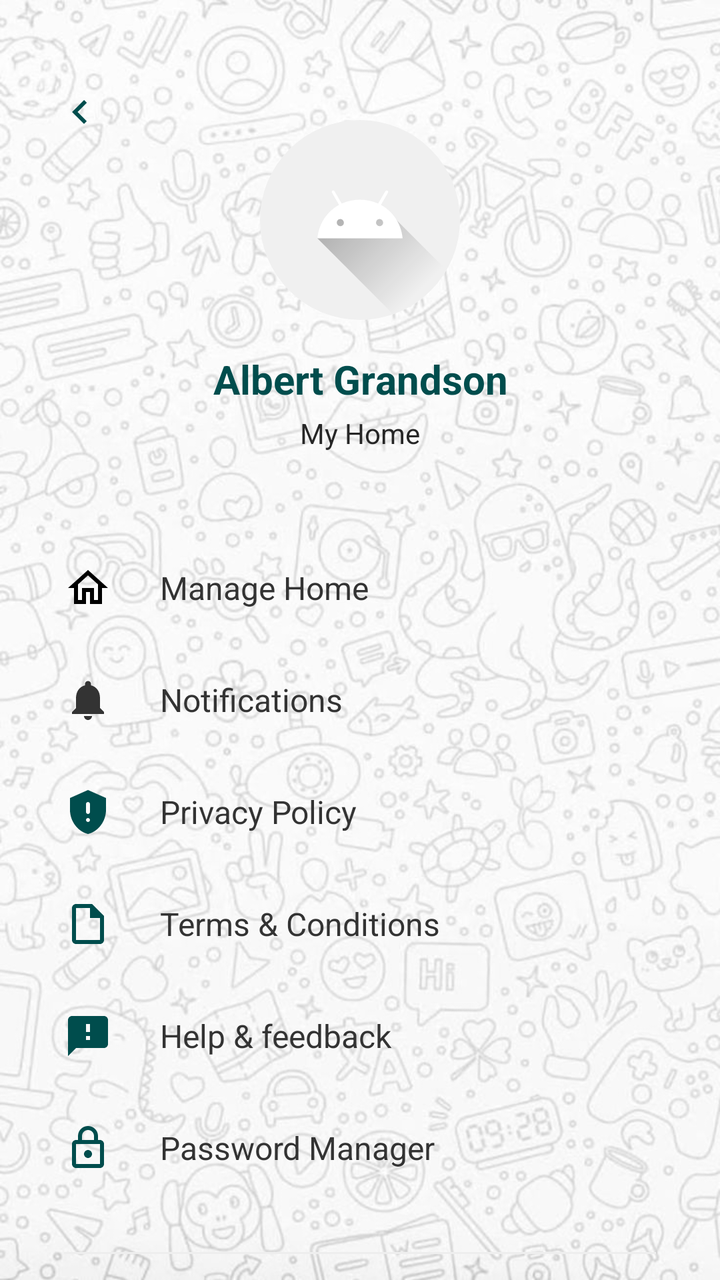
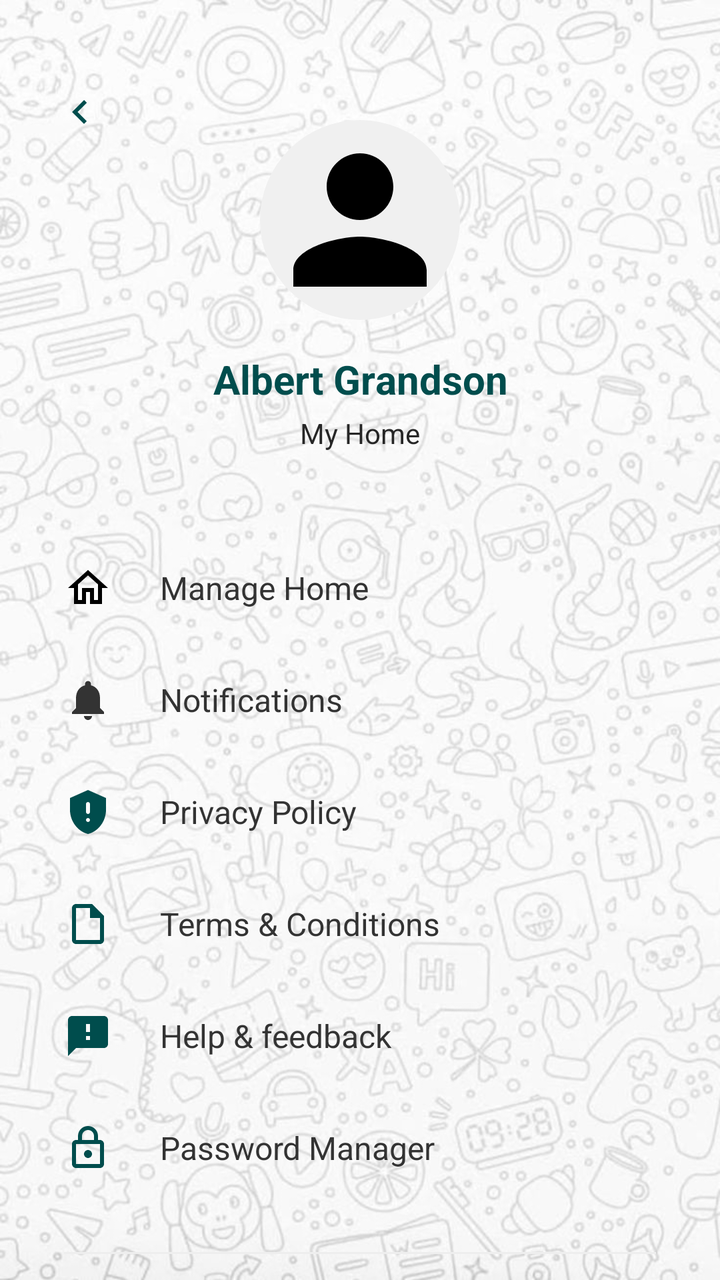

Compare the two renders of this Android layout. The source of the first and the diff that turns it into the second are given below.
<!-- AndroidManifest.xml: application theme Theme.SmartHome -->
<!-- res/layout/activity_user_profile.xml -->
<?xml version="1.0" encoding="utf-8"?>
<androidx.constraintlayout.widget.ConstraintLayout xmlns:android="http://schemas.android.com/apk/res/android"
    xmlns:app="http://schemas.android.com/apk/res-auto"
    xmlns:tools="http://schemas.android.com/tools"
    android:layout_width="match_parent"
    android:layout_height="match_parent"
    android:background="@drawable/background"
    tools:context=".UserProfileActivity">

    
    <ImageView
        android:id="@+id/btn_back"
        android:layout_width="48dp"
        android:layout_height="48dp"
        android:layout_marginStart="16dp"
        android:layout_marginTop="32dp"
        android:padding="12dp"
        android:src="@drawable/ic_arrow_back"
        app:layout_constraintStart_toStartOf="parent"
        app:layout_constraintTop_toTopOf="parent"
        app:tint="@color/primary_teal" />

    
    <androidx.cardview.widget.CardView
        android:id="@+id/cv_profile_pic"
        android:layout_width="100dp"
        android:layout_height="100dp"
        android:layout_marginTop="60dp"
        app:cardCornerRadius="50dp"
        app:cardElevation="0dp"
        app:layout_constraintEnd_toEndOf="parent"
        app:layout_constraintStart_toStartOf="parent"
        app:layout_constraintTop_toTopOf="parent">

        <ImageView
            android:id="@+id/iv_user_image"
            android:layout_width="match_parent"
            android:layout_height="match_parent"
            android:scaleType="centerCrop"
            android:src="@drawable/ic_launcher_foreground"
            android:background="#F0F0F0" />
    </androidx.cardview.widget.CardView>

    <EditText
        android:id="@+id/tv_profile_name"
        android:layout_width="wrap_content"
        android:layout_height="wrap_content"
        android:layout_marginTop="16dp"
        android:text="Albert Grandson"
        android:textColor="@color/primary_teal"
        android:textSize="20sp"
        android:textStyle="bold"
        android:background="@android:color/transparent"
        android:gravity="center"
        android:imeOptions="actionDone"
        android:inputType="textPersonName"
        android:maxLines="1"
        app:layout_constraintEnd_toEndOf="parent"
        app:layout_constraintStart_toStartOf="parent"
        app:layout_constraintTop_toBottomOf="@id/cv_profile_pic" />

    <TextView
        android:id="@+id/tv_profile_sub"
        android:layout_width="wrap_content"
        android:layout_height="wrap_content"
        android:layout_marginTop="4dp"
        android:text="My Home"
        android:textColor="@color/gray_text"
        android:textSize="14sp"
        app:layout_constraintEnd_toEndOf="parent"
        app:layout_constraintStart_toStartOf="parent"
        app:layout_constraintTop_toBottomOf="@id/tv_profile_name" />

    
    <LinearLayout
        android:id="@+id/ll_settings_menu"
        android:layout_width="match_parent"
        android:layout_height="wrap_content"
        android:layout_marginTop="40dp"
        android:orientation="vertical"
        android:paddingHorizontal="32dp"
        app:layout_constraintTop_toBottomOf="@id/tv_profile_sub">

        
        <LinearLayout
            android:id="@+id/item_manage_home"
            android:layout_width="match_parent"
            android:layout_height="56dp"
            android:gravity="center_vertical"
            android:orientation="horizontal"
            android:clickable="true"
            android:focusable="true"
            android:background="?attr/selectableItemBackground">
            <ImageView
                android:layout_width="24dp"
                android:layout_height="24dp"
                android:src="@drawable/ic_home" />
            <TextView
                android:layout_width="wrap_content"
                android:layout_height="wrap_content"
                android:layout_marginStart="24dp"
                android:text="Manage Home"
                android:textColor="#333333"
                android:textSize="16sp" />
        </LinearLayout>

        
        <LinearLayout
            android:id="@+id/item_notifications_settings"
            android:layout_width="match_parent"
            android:layout_height="56dp"
            android:gravity="center_vertical"
            android:orientation="horizontal"
            android:clickable="true"
            android:focusable="true"
            android:background="?attr/selectableItemBackground">
            <ImageView
                android:layout_width="24dp"
                android:layout_height="24dp"
                android:src="@drawable/ic_notification" />
            <TextView
                android:layout_width="wrap_content"
                android:layout_height="wrap_content"
                android:layout_marginStart="24dp"
                android:text="Notifications"
                android:textColor="#333333"
                android:textSize="16sp" />
        </LinearLayout>

        
        <LinearLayout
            android:id="@+id/item_privacy"
            android:layout_width="match_parent"
            android:layout_height="56dp"
            android:gravity="center_vertical"
            android:orientation="horizontal"
            android:clickable="true"
            android:focusable="true"
            android:background="?attr/selectableItemBackground">
            <ImageView
                android:layout_width="24dp"
                android:layout_height="24dp"
                android:src="@drawable/ic_shield_privacy" />
            <TextView
                android:layout_width="wrap_content"
                android:layout_height="wrap_content"
                android:layout_marginStart="24dp"
                android:text="Privacy Policy"
                android:textColor="#333333"
                android:textSize="16sp" />
        </LinearLayout>

        
        <LinearLayout
            android:id="@+id/item_terms"
            android:layout_width="match_parent"
            android:layout_height="56dp"
            android:gravity="center_vertical"
            android:orientation="horizontal"
            android:clickable="true"
            android:focusable="true"
            android:background="?attr/selectableItemBackground">
            <ImageView
                android:layout_width="24dp"
                android:layout_height="24dp"
                android:src="@drawable/ic_terms" />
            <TextView
                android:layout_width="wrap_content"
                android:layout_height="wrap_content"
                android:layout_marginStart="24dp"
                android:text="Terms &amp; Conditions"
                android:textColor="#333333"
                android:textSize="16sp" />
        </LinearLayout>

        
        <LinearLayout
            android:id="@+id/item_help"
            android:layout_width="match_parent"
            android:layout_height="56dp"
            android:gravity="center_vertical"
            android:orientation="horizontal"
            android:clickable="true"
            android:focusable="true"
            android:background="?attr/selectableItemBackground">
            <ImageView
                android:layout_width="24dp"
                android:layout_height="24dp"
                android:src="@drawable/ic_help_feedback" />
            <TextView
                android:layout_width="wrap_content"
                android:layout_height="wrap_content"
                android:layout_marginStart="24dp"
                android:text="Help &amp; feedback"
                android:textColor="#333333"
                android:textSize="16sp" />
        </LinearLayout>

        
        <LinearLayout
            android:id="@+id/item_password"
            android:layout_width="match_parent"
            android:layout_height="56dp"
            android:gravity="center_vertical"
            android:orientation="horizontal"
            android:clickable="true"
            android:focusable="true"
            android:background="?attr/selectableItemBackground">
            <ImageView
                android:layout_width="24dp"
                android:layout_height="24dp"
                android:src="@drawable/ic_password_manager" />
            <TextView
                android:layout_width="wrap_content"
                android:layout_height="wrap_content"
                android:layout_marginStart="24dp"
                android:text="Password Manager"
                android:textColor="#333333"
                android:textSize="16sp" />
        </LinearLayout>

        <View
            android:layout_width="match_parent"
            android:layout_height="1dp"
            android:layout_marginTop="24dp"
            android:background="#EEEEEE" />
    </LinearLayout>

</androidx.constraintlayout.widget.ConstraintLayout>
<!-- resources referenced by this layout -->
<resources>
  <color name="gray_text">#262626</color>
  <color name="primary_teal">#004D4D</color>
  <!-- drawable ic_arrow_back (drawable) -->
  <vector xmlns:android="http://schemas.android.com/apk/res/android"
      android:width="24dp"
      android:height="24dp"
      android:viewportWidth="24"
      android:viewportHeight="24">
    <path
        android:pathData="M15.41,16.59L10.83,12L15.41,7.41L14,6L8,12L14,18L15.41,16.59Z"
        android:fillColor="#000000"/>
  </vector>
  <!-- drawable ic_help_feedback (drawable) -->
  <vector xmlns:android="http://schemas.android.com/apk/res/android"
      android:width="24dp"
      android:height="24dp"
      android:viewportWidth="24"
      android:viewportHeight="24">
      <path
          android:fillColor="#004D4D"
          android:pathData="M20,2H4C2.9,2 2,2.9 2,4V22L6,18H20C21.1,18 22,17.1 22,16V4C22,2.9 21.1,2 20,2ZM13,14H11V12H13V14ZM13,10H11V6H13V10Z" />
  </vector>
  <!-- drawable ic_home (drawable) -->
  <vector xmlns:android="http://schemas.android.com/apk/res/android"
      android:width="24dp"
      android:height="24dp"
      android:viewportWidth="24"
      android:viewportHeight="24">
    <path
        android:fillColor="#000000"
        android:pathData="M12,5.69l5,4.5V18h-2v-6H9v6H7v-7.81l5,-4.5M12,3L2,12h3v8h6v-6h2v6h6v-8h3L12,3z"/>
  </vector>
  <!-- drawable ic_launcher_foreground (drawable) -->
  <vector xmlns:android="http://schemas.android.com/apk/res/android"
      xmlns:aapt="http://schemas.android.com/aapt"
      android:width="108dp"
      android:height="108dp"
      android:viewportWidth="108"
      android:viewportHeight="108">
      <path android:pathData="M31,63.928c0,0 6.4,-11 12.1,-13.1c7.2,-2.6 26,-1.4 26,-1.4l38.1,38.1L107,108.928l-32,-1L31,63.928z">
          <aapt:attr name="android:fillColor">
              <gradient
                  android:endX="85.84757"
                  android:endY="92.4963"
                  android:startX="42.9492"
                  android:startY="49.59793"
                  android:type="linear">
                  <item
                      android:color="#44000000"
                      android:offset="0.0" />
                  <item
                      android:color="#00000000"
                      android:offset="1.0" />
              </gradient>
          </aapt:attr>
      </path>
      <path
          android:fillColor="#FFFFFF"
          android:fillType="nonZero"
          android:pathData="M65.3,45.828l3.8,-6.6c0.2,-0.4 0.1,-0.9 -0.3,-1.1c-0.4,-0.2 -0.9,-0.1 -1.1,0.3l-3.9,6.7c-6.3,-2.8 -13.4,-2.8 -19.7,0l-3.9,-6.7c-0.2,-0.4 -0.7,-0.5 -1.1,-0.3C38.8,38.328 38.7,38.828 38.9,39.228l3.8,6.6C36.2,49.428 31.7,56.028 31,63.928h46C76.3,56.028 71.8,49.428 65.3,45.828zM43.4,57.328c-0.8,0 -1.5,-0.5 -1.8,-1.2c-0.3,-0.7 -0.1,-1.5 0.4,-2.1c0.5,-0.5 1.4,-0.7 2.1,-0.4c0.7,0.3 1.2,1 1.2,1.8C45.3,56.528 44.5,57.328 43.4,57.328L43.4,57.328zM64.6,57.328c-0.8,0 -1.5,-0.5 -1.8,-1.2s-0.1,-1.5 0.4,-2.1c0.5,-0.5 1.4,-0.7 2.1,-0.4c0.7,0.3 1.2,1 1.2,1.8C66.5,56.528 65.6,57.328 64.6,57.328L64.6,57.328z"
          android:strokeWidth="1"
          android:strokeColor="#00000000" />
  </vector>
  <!-- drawable ic_terms (drawable) -->
  <vector xmlns:android="http://schemas.android.com/apk/res/android"
      android:width="24dp"
      android:height="24dp"
      android:viewportWidth="24"
      android:viewportHeight="24">
      <path
          android:fillColor="#004D4D"
          android:pathData="M14,2H6C4.9,2 4,2.9 4,4V20C4,21.1 4.9,22 6,22H18C19.1,22 20,21.1 20,20V8L14,2ZM18,20H6V4H13V9H18V20Z" />
  </vector>
  <style name="Theme.SmartHome" parent="Base.Theme.SmartHome" />
  <style name="Base.Theme.SmartHome" parent="Theme.MaterialComponents.Light.NoActionBar">
          
          <item name="android:colorBackground">@color/background_light</item>
          <item name="android:windowLightStatusBar">true</item>
          <item name="android:statusBarColor">@color/white</item>
      </style>
  <color name="background_light">#F5F7F7</color>
  <color name="white">#FFFFFF</color>
  <!-- unchanged entries left out for length: 4 -->
</resources>

<!-- the commit's change to res/layout/activity_user_profile.xml (unified diff, before → after) -->
@@ -37,7 +37,7 @@
             android:layout_width="match_parent"
             android:layout_height="match_parent"
             android:scaleType="centerCrop"
-            android:src="@drawable/ic_launcher_foreground"
+            android:src="@drawable/ic_profile"
             android:background="#F0F0F0" />
     </androidx.cardview.widget.CardView>
 
<!-- resource entries referenced after the edit -->
@@ -32,36 +32,15 @@
         android:fillColor="#000000"
         android:pathData="M12,5.69l5,4.5V18h-2v-6H9v6H7v-7.81l5,-4.5M12,3L2,12h3v8h6v-6h2v6h6v-8h3L12,3z"/>
   </vector>
-  <!-- drawable ic_launcher_foreground (drawable) -->
+  <!-- drawable ic_profile (drawable) -->
   <vector xmlns:android="http://schemas.android.com/apk/res/android"
-      xmlns:aapt="http://schemas.android.com/aapt"
-      android:width="108dp"
-      android:height="108dp"
-      android:viewportWidth="108"
-      android:viewportHeight="108">
-      <path android:pathData="M31,63.928c0,0 6.4,-11 12.1,-13.1c7.2,-2.6 26,-1.4 26,-1.4l38.1,38.1L107,108.928l-32,-1L31,63.928z">
-          <aapt:attr name="android:fillColor">
-              <gradient
-                  android:endX="85.84757"
-                  android:endY="92.4963"
-                  android:startX="42.9492"
-                  android:startY="49.59793"
-                  android:type="linear">
-                  <item
-                      android:color="#44000000"
-                      android:offset="0.0" />
-                  <item
-                      android:color="#00000000"
-                      android:offset="1.0" />
-              </gradient>
-          </aapt:attr>
-      </path>
-      <path
-          android:fillColor="#FFFFFF"
-          android:fillType="nonZero"
-          android:pathData="M65.3,45.828l3.8,-6.6c0.2,-0.4 0.1,-0.9 -0.3,-1.1c-0.4,-0.2 -0.9,-0.1 -1.1,0.3l-3.9,6.7c-6.3,-2.8 -13.4,-2.8 -19.7,0l-3.9,-6.7c-0.2,-0.4 -0.7,-0.5 -1.1,-0.3C38.8,38.328 38.7,38.828 38.9,39.228l3.8,6.6C36.2,49.428 31.7,56.028 31,63.928h46C76.3,56.028 71.8,49.428 65.3,45.828zM43.4,57.328c-0.8,0 -1.5,-0.5 -1.8,-1.2c-0.3,-0.7 -0.1,-1.5 0.4,-2.1c0.5,-0.5 1.4,-0.7 2.1,-0.4c0.7,0.3 1.2,1 1.2,1.8C45.3,56.528 44.5,57.328 43.4,57.328L43.4,57.328zM64.6,57.328c-0.8,0 -1.5,-0.5 -1.8,-1.2s-0.1,-1.5 0.4,-2.1c0.5,-0.5 1.4,-0.7 2.1,-0.4c0.7,0.3 1.2,1 1.2,1.8C66.5,56.528 65.6,57.328 64.6,57.328L64.6,57.328z"
-          android:strokeWidth="1"
-          android:strokeColor="#00000000" />
+      android:width="24dp"
+      android:height="24dp"
+      android:viewportWidth="24"
+      android:viewportHeight="24">
+    <path
+        android:fillColor="#FF000000"
+        android:pathData="M12,12c2.21,0 4,-1.79 4,-4s-1.79,-4 -4,-4 -4,1.79 -4,4 1.79,4 4,4z M12,14c-2.67,0 -8,1.34 -8,4v2h16v-2c0,-2.66 -5.33,-4 -8,-4z"/>
   </vector>
   <!-- drawable ic_terms (drawable) -->
   <vector xmlns:android="http://schemas.android.com/apk/res/android"
